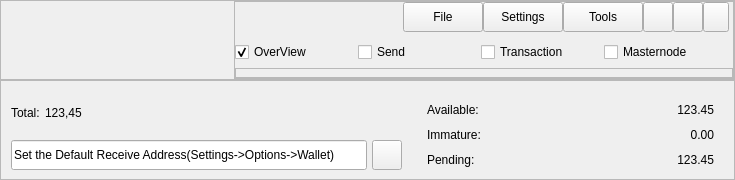
This is src/qt/forms/mainwintitle.ui in MassGrid/MassGrid as Qt 5 draws it before an edit. The edited form follows.
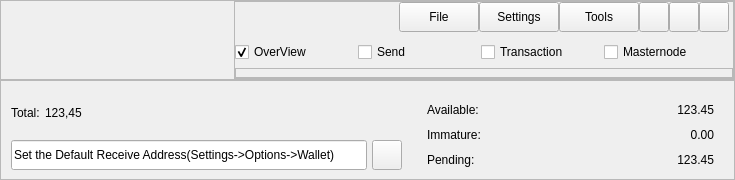
This is the edited form. Icons and pictures are not drawn.

```diff
--- a/src/qt/forms/mainwintitle.ui
+++ b/src/qt/forms/mainwintitle.ui
@@ -34,7 +34,7 @@
   <property name="styleSheet">
    <string notr="true"/>
   </property>
-  <layout class="QVBoxLayout" name="verticalLayout_2" stretch="2,3">
+  <layout class="QVBoxLayout" name="verticalLayout_2" stretch="1,1">
    <property name="spacing">
     <number>0</number>
    </property>
@@ -222,8 +222,8 @@
                </property>
                <property name="maximumSize">
                 <size>
-                 <width>60</width>
-                 <height>30</height>
+                 <width>16777215</width>
+                 <height>16777215</height>
                 </size>
                </property>
                <property name="styleSheet">
@@ -250,8 +250,8 @@
                </property>
                <property name="maximumSize">
                 <size>
-                 <width>60</width>
-                 <height>30</height>
+                 <width>16777215</width>
+                 <height>16777215</height>
                 </size>
                </property>
                <property name="styleSheet">
@@ -278,8 +278,8 @@
                </property>
                <property name="maximumSize">
                 <size>
-                 <width>60</width>
-                 <height>30</height>
+                 <width>16777215</width>
+                 <height>16777215</height>
                 </size>
                </property>
                <property name="text">
@@ -301,8 +301,8 @@
                </property>
                <property name="maximumSize">
                 <size>
-                 <width>30</width>
-                 <height>30</height>
+                 <width>16777215</width>
+                 <height>16777215</height>
                 </size>
                </property>
                <property name="styleSheet">
@@ -327,8 +327,8 @@
                </property>
                <property name="maximumSize">
                 <size>
-                 <width>30</width>
-                 <height>30</height>
+                 <width>16777215</width>
+                 <height>16777215</height>
                 </size>
                </property>
                <property name="styleSheet">
@@ -353,16 +353,16 @@
               <widget class="QToolButton" name="pBtnClose">
                <property name="minimumSize">
                 <size>
-                 <width>0</width>
-                 <height>0</height>
-                </size>
-               </property>
-               <property name="maximumSize">
-                <size>
                  <width>30</width>
                  <height>30</height>
                 </size>
                </property>
+               <property name="maximumSize">
+                <size>
+                 <width>16777215</width>
+                 <height>16777215</height>
+                </size>
+               </property>
                <property name="styleSheet">
                 <string notr="true"/>
                </property>
```
Left out of the diff: 32 changed lines with no effect on the pictures.
